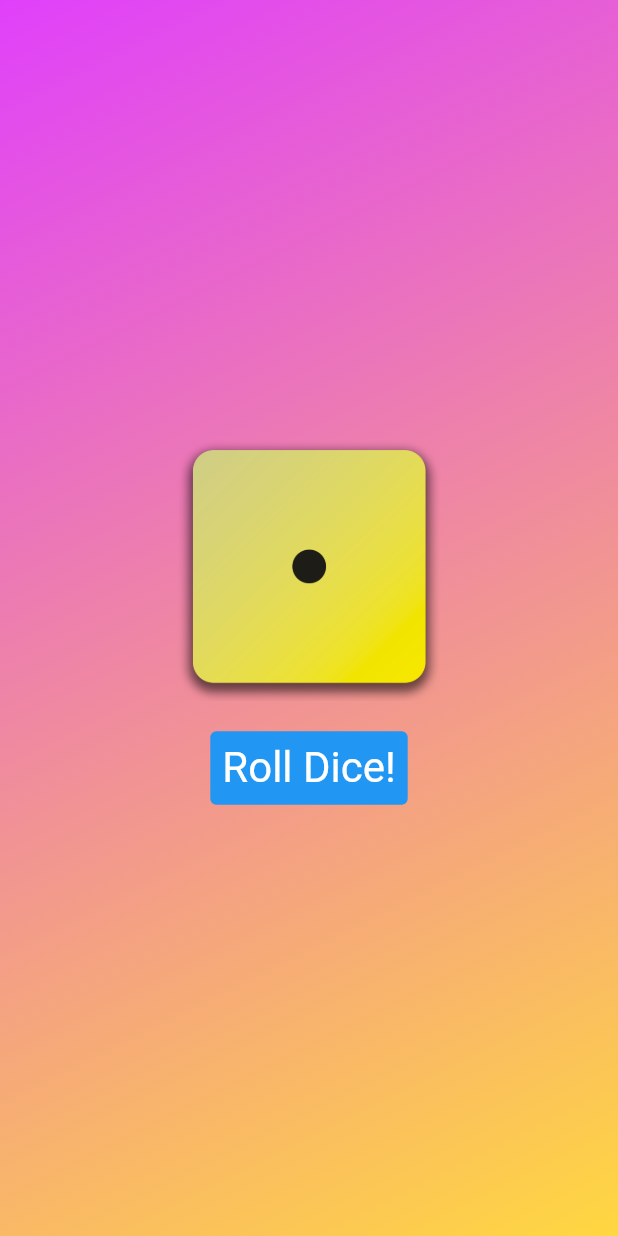
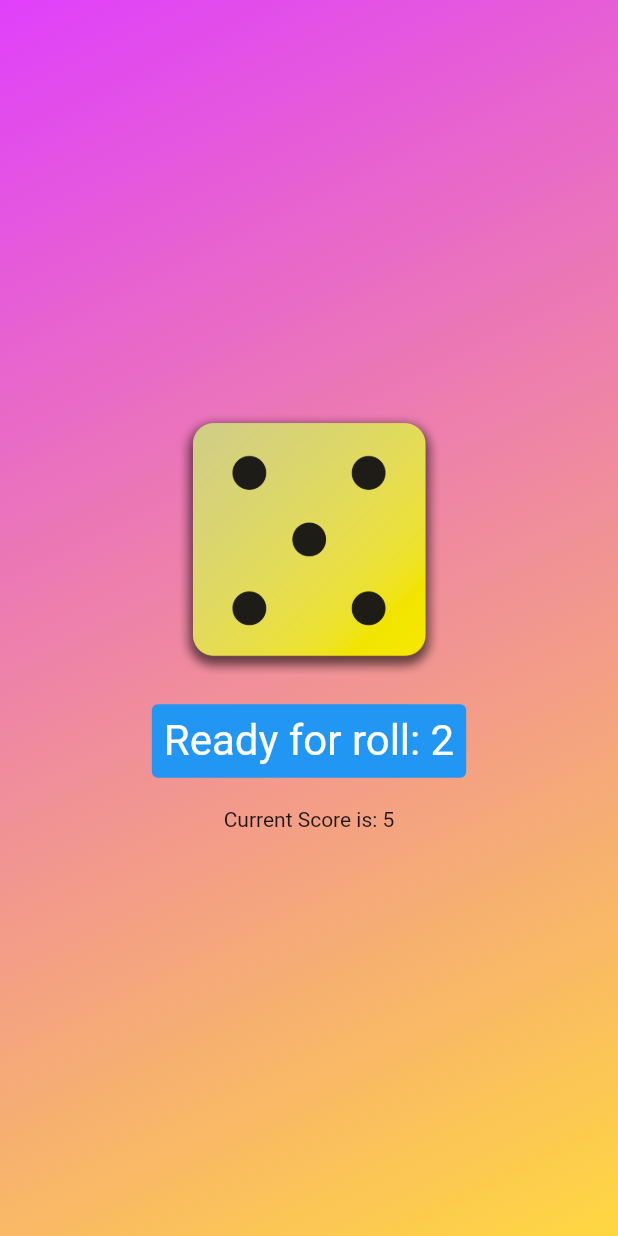
Before and after one commit to Athiqul/dice_flutter, a Flutter app: the screen it shows after launch, after a tap on "Roll Dice!", on a phone screen of 412 x 824 dp. Run offline on Flutter 3.47's test engine with Material 2 defaults, Android fonts, the phone set to English and light mode, and no system bars.

Commit message:
Dice game done

```diff
--- a/lib/container_widget.dart
+++ b/lib/container_widget.dart
@@ -1,4 +1,5 @@
 import 'package:flutter/material.dart';
+import 'package:first_app/dice_roller.dart';
 
 const topAlign = Alignment.topLeft;
 const bottomAlign = Alignment.bottomRight;
@@ -13,9 +14,6 @@ class CustomWidget extends StatelessWidget {
 
   final List<Color> colors;
 
-  void rollDice() {
-    //On press function
-  }
   @override
   Widget build(context) {
     return Container(
@@ -23,29 +21,9 @@ class CustomWidget extends StatelessWidget {
         gradient:
             LinearGradient(begin: topAlign, end: bottomAlign, colors: colors),
       ),
-      child: Center(
-          child: Column(
-        mainAxisSize: MainAxisSize.min,
-        children: [
-          Image.asset(
-            'assets/images/dice-1.png',
-            width: 180,
-          ),
-          const SizedBox(
-            height: 20,
-          ),
-          TextButton(
-              onPressed: rollDice,
-              style: TextButton.styleFrom(
-                  // padding: const EdgeInsets.only(top: 20),
-                  backgroundColor: Colors.blue,
-                  textStyle: const TextStyle(fontSize: 28)),
-              child: const Text(
-                'Roll Dice!',
-                style: TextStyle(color: Colors.white),
-              ))
-        ],
-      )),
+      child: const Center(
+        child: DiceRoller(),
+      ),
     );
   }
 }
--- /dev/null
+++ b/lib/dice_roller.dart
@@ -0,0 +1,72 @@
+import 'package:flutter/material.dart';
+
+import 'dart:math';
+
+final randomizer = Random();
+
+class DiceRoller extends StatefulWidget {
+  const DiceRoller({super.key});
+  @override
+  State<DiceRoller> createState() {
+    return _DiceRollerState();
+  }
+}
+
+class _DiceRollerState extends State<DiceRoller> {
+  var currentDice = 2;
+  var score = 0;
+  var count = 0;
+  var btnTitle = 'Roll Dice!';
+  void rollDice() {
+    //On press function
+    var imageNumber = randomizer.nextInt(6) + 1;
+
+    setState(() {
+      if (count == 7) {
+        score = 0;
+        count = 0;
+        btnTitle = 'Play Again!';
+      } else {
+        currentDice = imageNumber;
+        score += currentDice;
+        count++;
+        var p = 1 + count;
+        if (p == 8) {
+          btnTitle = 'Game end your score is: $score';
+        } else {
+          btnTitle = 'Ready for roll: $p';
+        }
+      }
+    });
+  }
+
+  @override
+  Widget build(contex) {
+    return Column(
+      mainAxisSize: MainAxisSize.min,
+      children: [
+        Image.asset(
+          'assets/images/dice-$currentDice.png',
+          width: 180,
+        ),
+        const SizedBox(
+          height: 20,
+        ),
+        TextButton(
+            onPressed: rollDice,
+            style: TextButton.styleFrom(
+                // padding: const EdgeInsets.only(top: 20),
+                backgroundColor: Colors.blue,
+                textStyle: const TextStyle(fontSize: 28)),
+            child: Text(
+              btnTitle,
+              style: const TextStyle(color: Colors.white),
+            )),
+        const SizedBox(
+          height: 20,
+        ),
+        Text('Current Score is: $score'),
+      ],
+    );
+  }
+}
```
